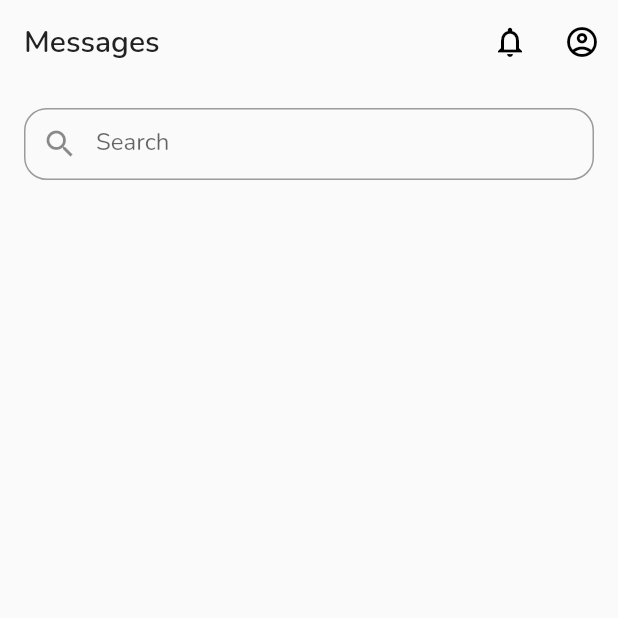
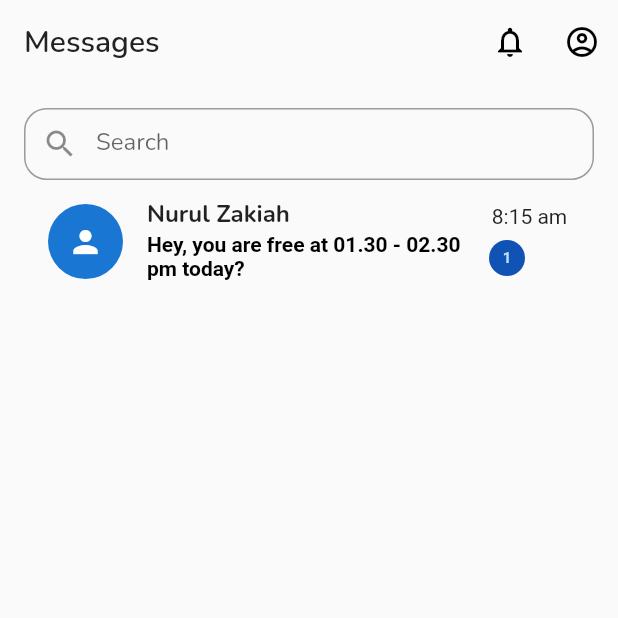
Before and after one commit to HMS-16/HMS-16-nurse-doctor-mobile, a Flutter app: the Message screen opened directly, on a phone screen of 412 x 824 dp, the top half of it. Run offline on Flutter 3.47's test engine with Material 2 defaults, Android fonts, the phone set to English and light mode, and no system bars; our stand-ins replace animated_splash_screen, badges, carousel_slider, chat_bubbles, flutter_otp_text_field, google_fonts and 1 more.

Commit message:
message page  and add room chat page

```diff
--- a/lib/screens/navbar/message/message.dart
+++ b/lib/screens/navbar/message/message.dart
@@ -1,4 +1,5 @@
 import 'package:flutter/material.dart';
+import 'package:hms_16/screens/navbar/message/roomchat.dart';
 import 'package:hms_16/utils/constant.dart';
 import 'package:hms_16/screens/notification.dart';
 import 'package:hms_16/screens/profile/profile.dart';
@@ -29,7 +30,7 @@ class Message extends StatelessWidget {
           ),
           IconButton(
             onPressed: () {
-              navPushTransition(context, ProfilePage());
+              navPushTransition(context, const ProfilePage());
             },
             icon: const Icon(Icons.account_circle_outlined),
           ),
@@ -39,7 +40,7 @@ class Message extends StatelessWidget {
         padding: const EdgeInsets.all(16.0),
         child: Column(
           children: [
-            const SizedBox(
+            SizedBox(
               width: double.infinity,
               height: 48,
               child: TextField(
@@ -54,6 +55,39 @@ class Message extends StatelessWidget {
                 ),
               ),
             ),
+            ListTile(
+              onTap: () {
+                navPushTransition(context, RoomChatPage());
+              },
+              leading: CircleAvatar(
+                maxRadius: 25,
+                child: Icon(Icons.person),
+              ),
+              title: Text("Nurul Zakiah",
+                  style: TextStyle(fontWeight: FontWeight.bold)),
+              subtitle: Text(
+                "Hey, you are free at 01.30 - 02.30 pm today?",
+                style: TextStyle(color: cBlack, fontWeight: FontWeight.bold),
+              ),
+              isThreeLine: true,
+              trailing: Column(
+                children: [
+                  Text("8:15 am"),
+                  Container(
+                    margin: EdgeInsets.only(top: 8, right: 30),
+                    child: CircleAvatar(
+                      backgroundColor: cPrimaryBase,
+                      child: Text(
+                        "1",
+                        style: TextStyle(
+                            fontSize: 10, fontWeight: FontWeight.bold),
+                      ),
+                      maxRadius: 12,
+                    ),
+                  )
+                ],
+              ),
+            )
           ],
         ),
       ),
--- a/lib/screens/navbar/navbar.dart
+++ b/lib/screens/navbar/navbar.dart
@@ -27,9 +27,9 @@ class _NavBarState extends State<NavBar> {
       bottomNavigationBar: BottomNavigationBar(
           currentIndex: currenticon,
           type: BottomNavigationBarType.fixed,
-          backgroundColor: Colors.grey.shade100,
+          backgroundColor: cWhiteBase,
           selectedItemColor: cPrimaryBase,
-          unselectedItemColor: Colors.black26,
+          unselectedItemColor: Color.fromRGBO(205, 205, 205, 1),
           onTap: (value) {
             setState(() {
               currenticon = value;
--- a/lib/screens/profile/profile_change_password.dart
+++ b/lib/screens/profile/profile_change_password.dart
@@ -27,6 +27,7 @@ class ChangePasswordPage extends StatelessWidget {
       ),
       body: SingleChildScrollView(
         child: Form(
+          autovalidateMode: AutovalidateMode.always,
           key: _formKey,
           child: Column(
             crossAxisAlignment: CrossAxisAlignment.start,
--- a/pubspec.yaml
+++ b/pubspec.yaml
@@ -44,6 +44,7 @@ dependencies:
   provider: ^6.0.4
   flutter_otp_text_field: ^1.1.1
   badges: ^2.0.3
+  chat_bubbles: ^1.3.1
 
 dev_dependencies:
   flutter_lints: ^2.0.0
```
Also changed, not shown: lib/screens/navbar/message/roomchat.dart (added, +127 -0 lines), pubspec.lock.
